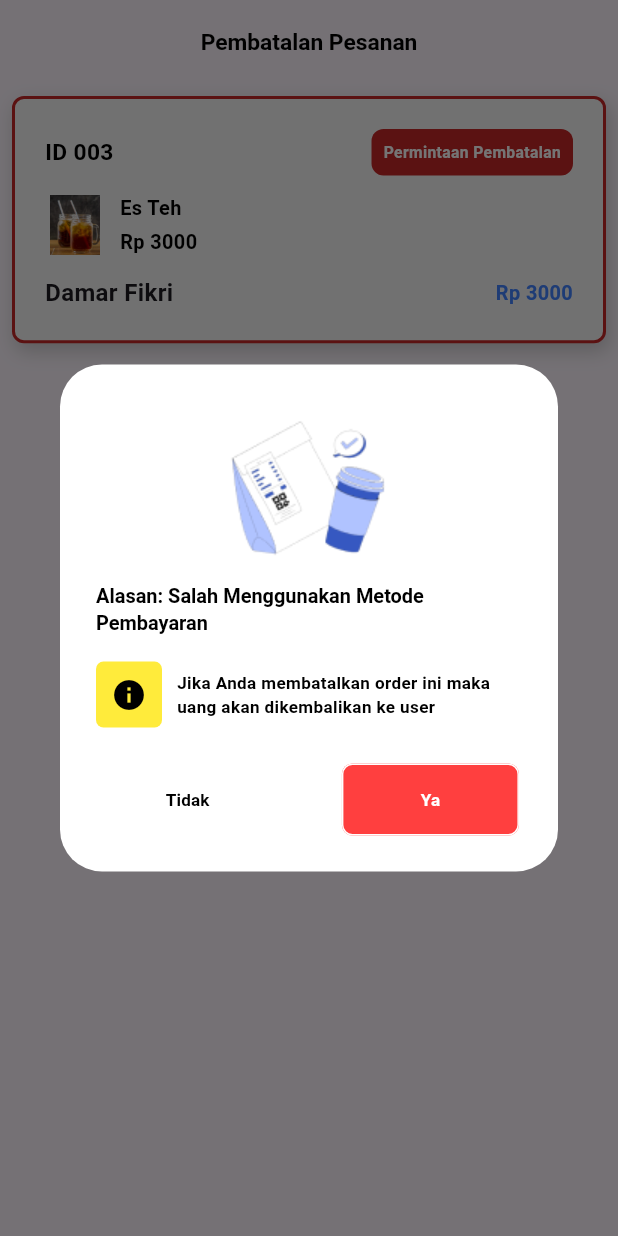
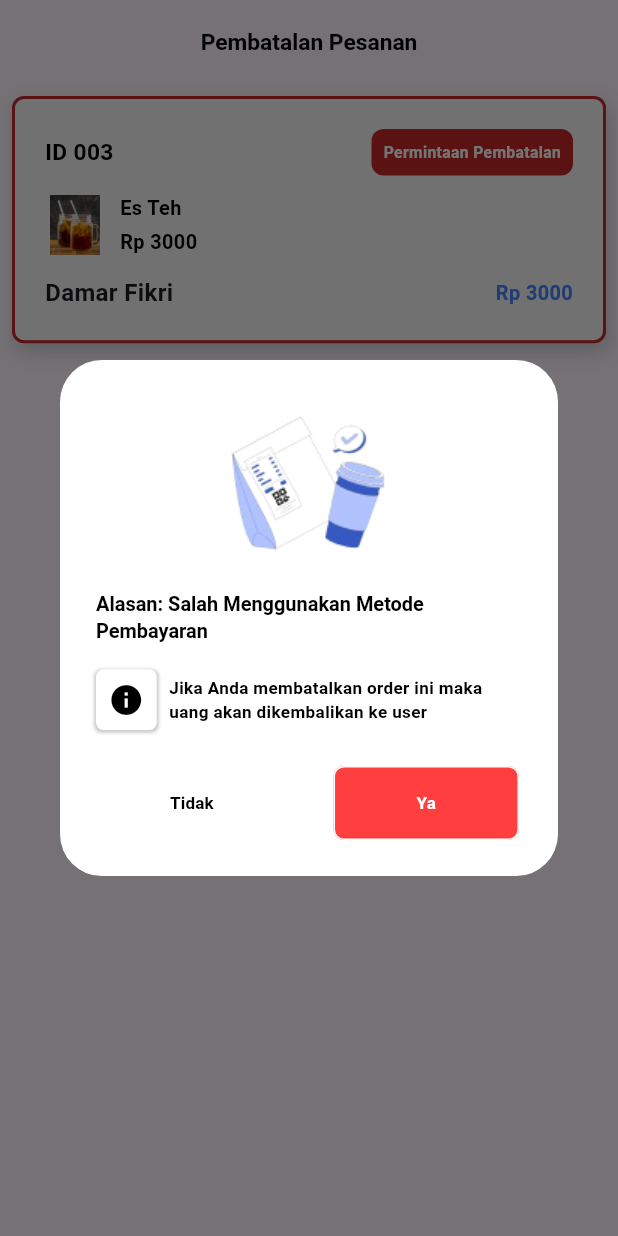
Before and after one commit to Shade2012/warmindo_admin_ui, a Flutter app: the CancelOrderPage screen opened directly, after a tap on "ID 003", on a phone screen of 412 x 824 dp. Run offline on Flutter 3.47's test engine with Material 3 defaults, Android fonts, the light colour scheme and no system bars; our stand-ins replace animated_custom_dropdown, connectivity_plus, flutter_svg, font_awesome_flutter, get, google_fonts and 6 more; accounts and stored records are empty; Roboto replaces fonts that are missing (Oxygen).

Commit message:
fix : [AF] fix alert cancel order

```diff
--- a/lib/pages/cancel_order_page/widget/dialog_cancel_order.dart
+++ b/lib/pages/cancel_order_page/widget/dialog_cancel_order.dart
@@ -31,13 +31,14 @@ class DialogCancelOrder extends StatelessWidget {
   @override
   Widget build(BuildContext context) {
     final double width = MediaQuery.of(context).size.width;
-    // final double height = MediaQuery.of(context).size.height;
+    final double height = MediaQuery.of(context).size.height;
+
     return AlertDialog(
       backgroundColor: Colors.white,
       title: Column(
         children: [
           if (dialogImage != null) dialogImage!,
-          SizedBox(width: 8),
+          SizedBox(height: height * 0.01),
           Text(
             title,
             style: titleDialogButtonTextStyle,
@@ -50,14 +51,22 @@ class DialogCancelOrder extends StatelessWidget {
           Row(
             children: [
               Container(
-                padding: EdgeInsets.all(10),
+                padding: EdgeInsets.all(height * 0.01),
                 decoration: BoxDecoration(
-                  color: Colors.yellow,
+                  color: Colors.white,
                   borderRadius: BorderRadius.circular(5),
+                  boxShadow: [
+                    BoxShadow(
+                      color: Colors.grey.withOpacity(0.5),
+                      spreadRadius: 1,
+                      blurRadius: 1,
+                      offset: Offset(0, 1),
+                    ),
+                  ],
                 ),
-                child: Icon(Icons.info, color: Colors.black), // Icon info
+                child: Icon(Icons.info, color: Colors.black,),
               ),
-              SizedBox(width: 10),
+              SizedBox(width: width * 0.02),
               Expanded(
                 child: Text(
                   content,
@@ -77,30 +86,33 @@ class DialogCancelOrder extends StatelessWidget {
               TextButton(
                 onPressed: onCancelPressed as void Function()?,
                 style: TextButton.styleFrom(
-                  minimumSize: Size(118, 48),
+                  minimumSize: Size(width * 0.3, height * 0.06),
                   shape: RoundedRectangleBorder(
                     borderRadius: BorderRadius.circular(7.0),
                     side: BorderSide(color: Colors.white),
                   ),
                   backgroundColor: cancelButtonColor,
                   foregroundColor: cancelButtonTextColor,
+                  shadowColor: Colors.black,
+                  elevation: 0,
                 ),
                 child: Text(
                   cancelText,
                   style: dialogendButtonTextStyle,
                 ),
               ),
-              // SizedBox(width: 14),
               TextButton(
                 onPressed: onConfirmPressed as void Function()?,
                 style: TextButton.styleFrom(
-                  minimumSize: Size(118, 48),
+                  minimumSize: Size(width * 0.3, height * 0.06),
                   shape: RoundedRectangleBorder(
                     borderRadius: BorderRadius.circular(7.0),
                     side: BorderSide(color: Colors.white),
                   ),
                   backgroundColor: confirmButtonColor,
                   foregroundColor: confirmButtonTextColor,
+                  shadowColor: Colors.black,
+                  elevation: 0,
                 ),
                 child: Text(
                   confirmText,
```
